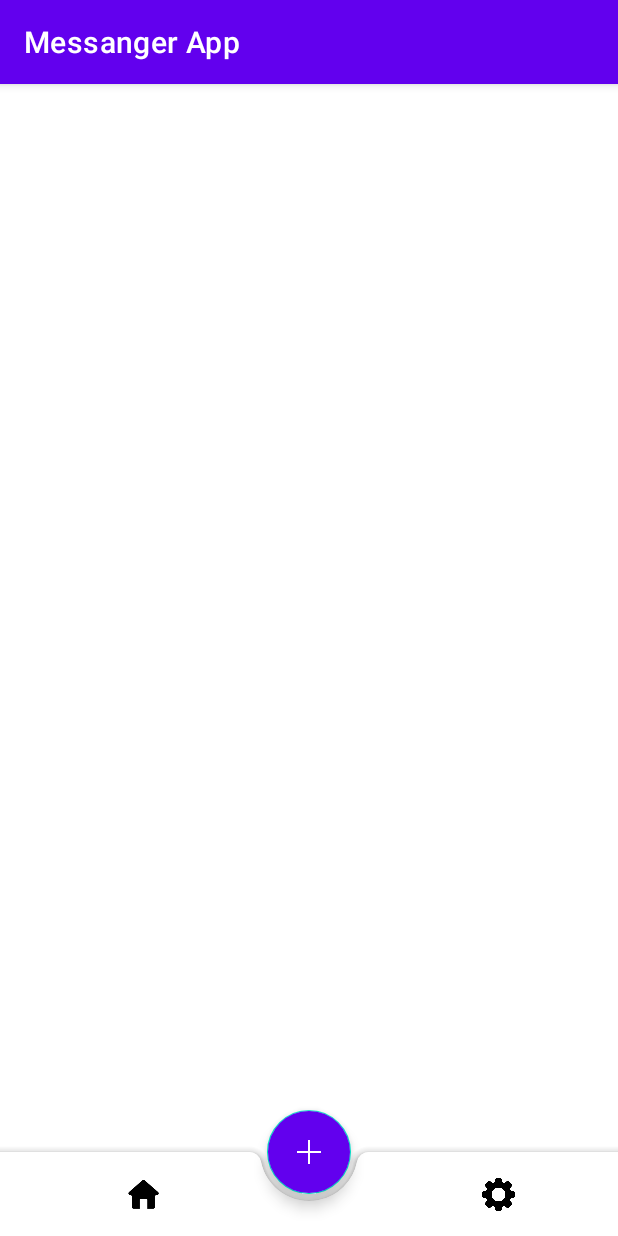
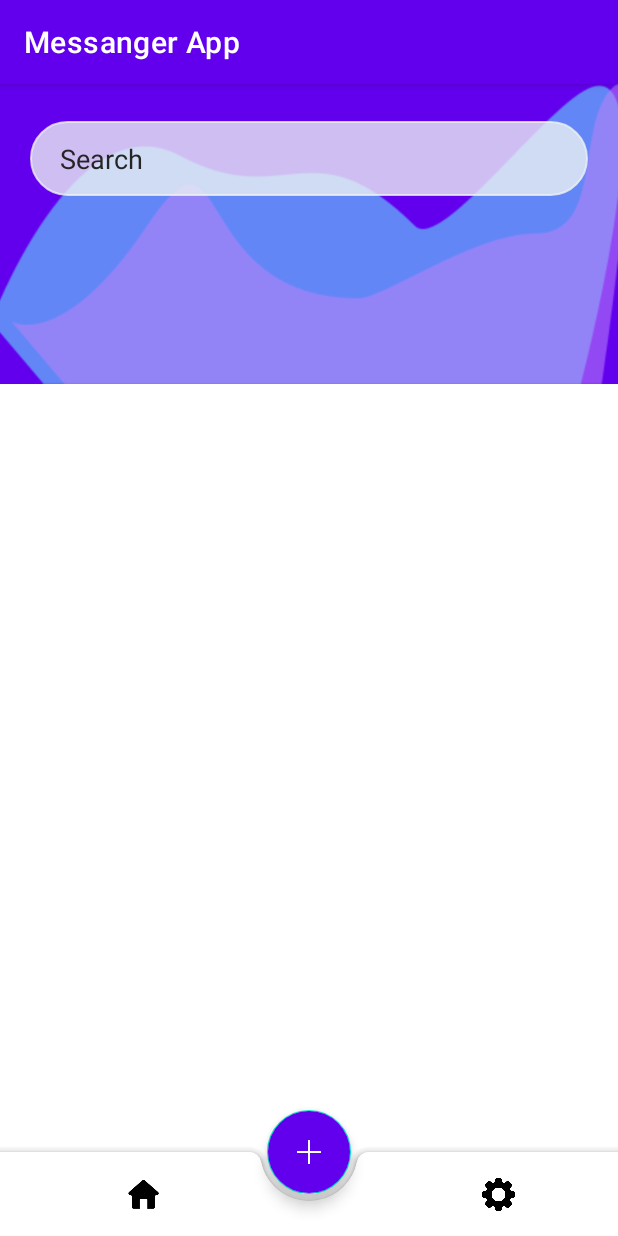
Before and after one commit to EleneTs/MessangerApplication, an Android app: the MainActivity screen opened directly, with no data from a screen before it, on a phone screen of 412 x 824 dp. Run offline under Robolectric (Android 15) with nearby library versions, the phone set to English and light mode, and no system bars; our stand-ins replace Firebase (no records; nobody signed in at launch, a user with empty details on screens opened directly).

Commit message:
main page updated; chat overview added

```diff
--- a/app/build.gradle
+++ b/app/build.gradle
@@ -56,4 +56,5 @@ dependencies {
     implementation 'com.github.bumptech.glide:glide:4.12.0'
     annotationProcessor 'com.github.bumptech.glide:compiler:4.12.0'
 
+
 }
--- /dev/null
+++ b/app/src/main/res/drawable/search_border.xml
@@ -0,0 +1,8 @@
+<?xml version="1.0" encoding="utf-8"?>
+<shape xmlns:android="http://schemas.android.com/apk/res/android">
+    <solid android:color="#FFFFFF" /> <!-- Set your desired background color -->
+    <stroke
+        android:width="1dp"
+        android:color="#000000" />
+    <corners android:radius="25dp" />
+</shape>
--- a/app/src/main/res/layout/activity_main.xml
+++ b/app/src/main/res/layout/activity_main.xml
@@ -1,8 +1,85 @@
 <?xml version="1.0" encoding="utf-8"?>
-<LinearLayout xmlns:android="http://schemas.android.com/apk/res/android"
+<androidx.constraintlayout.widget.ConstraintLayout xmlns:android="http://schemas.android.com/apk/res/android"
+    xmlns:app="http://schemas.android.com/apk/res-auto"
+    xmlns:tools="http://schemas.android.com/tools"
+    android:id="@+id/linearLayout4"
     android:layout_width="match_parent"
-    android:layout_height="match_parent"
-    android:orientation="vertical">
+    android:layout_height="match_parent">
     <include layout="@layout/bottom_bar" />
 
-</LinearLayout>
+    <androidx.coordinatorlayout.widget.CoordinatorLayout
+        android:id="@+id/coordinator_layout"
+        android:layout_width="match_parent"
+        android:layout_height="match_parent"
+        tools:context=".MainActivity">
+
+
+    <com.google.android.material.appbar.AppBarLayout
+        android:id="@+id/appBarLayout"
+        android:layout_width="match_parent"
+        android:layout_height="wrap_content"
+        android:theme="@style/ThemeOverlay.AppCompat.Dark.ActionBar">
+
+
+        <com.google.android.material.appbar.CollapsingToolbarLayout
+            android:layout_width="match_parent"
+            android:layout_height="wrap_content"
+            app:contentScrim="@color/blue"
+            app:layout_scrollFlags="scroll|snap|exitUntilCollapsed">
+
+            <ImageView
+                android:layout_width="match_parent"
+                android:layout_height="200dp"
+                android:scaleType="centerCrop"
+                android:src="@drawable/background"
+                app:layout_collapseMode="parallax" />
+
+
+            <androidx.appcompat.widget.Toolbar
+                android:layout_width="match_parent"
+                android:layout_height="100dp"
+                app:layout_collapseMode="pin"
+                app:popupTheme="@style/ThemeOverlay.AppCompat.Dark" >
+
+                <EditText
+                    android:id="@+id/main_search_text"
+                    android:layout_width="match_parent"
+                    android:layout_height="50dp"
+                    android:layout_marginHorizontal="20dp"
+                    android:layout_marginBottom="0dp"
+                    android:background="@drawable/search_border"
+                    android:backgroundTint="#C7EFF4F4"
+                    android:hint="Search"
+                    android:importantForAutofill="no"
+                    android:inputType="text"
+                    android:paddingStart="20dp"
+                    android:paddingEnd="20dp"
+                    android:textAlignment="textStart"
+                    android:textColorHint="#252525"
+                    tools:ignore="TextContrastCheck" />
+
+            </androidx.appcompat.widget.Toolbar>
+
+        </com.google.android.material.appbar.CollapsingToolbarLayout>
+
+    </com.google.android.material.appbar.AppBarLayout>
+
+        <ScrollView
+            android:layout_width="match_parent"
+            android:layout_height="match_parent"
+            android:focusable="true"
+            android:nestedScrollingEnabled="true"
+            app:layout_behavior="@string/appbar_scrolling_view_behavior"
+            app:layout_constraintTop_toBottomOf="@id/coordinator_layout">
+
+            <androidx.recyclerview.widget.RecyclerView
+                android:id="@+id/lastConversations"
+                android:layout_width="match_parent"
+                android:layout_height="match_parent"
+                app:layoutManager="androidx.recyclerview.widget.LinearLayoutManager" />
+        </ScrollView>
+
+    </androidx.coordinatorlayout.widget.CoordinatorLayout>
+
+
+</androidx.constraintlayout.widget.ConstraintLayout>
--- a/app/src/main/res/layout/activity_profile.xml
+++ b/app/src/main/res/layout/activity_profile.xml
@@ -3,7 +3,7 @@
     xmlns:app="http://schemas.android.com/apk/res-auto"
     android:layout_width="match_parent"
     android:layout_height="match_parent">
-    <include layout="@layout/activity_main" />
+    <include layout="@layout/bottom_bar" />
 
     <com.mikhaellopez.circularimageview.CircularImageView
         android:id="@+id/profile_photo"
```
Also changed, not shown: app/src/main/java/ge/etsiramua/messangerApp/ChatOverviewAdapter.kt (added, +64 -0 lines), app/src/main/java/ge/etsiramua/messangerApp/MainActivity.kt (+42 -0 lines), app/src/main/java/ge/etsiramua/messangerApp/model/Message.kt (added, +15 -0 lines), app/src/main/res/layout/conversation_item.xml (added, +64 -0 lines), app/src/main/res/drawable/background.png (added).
